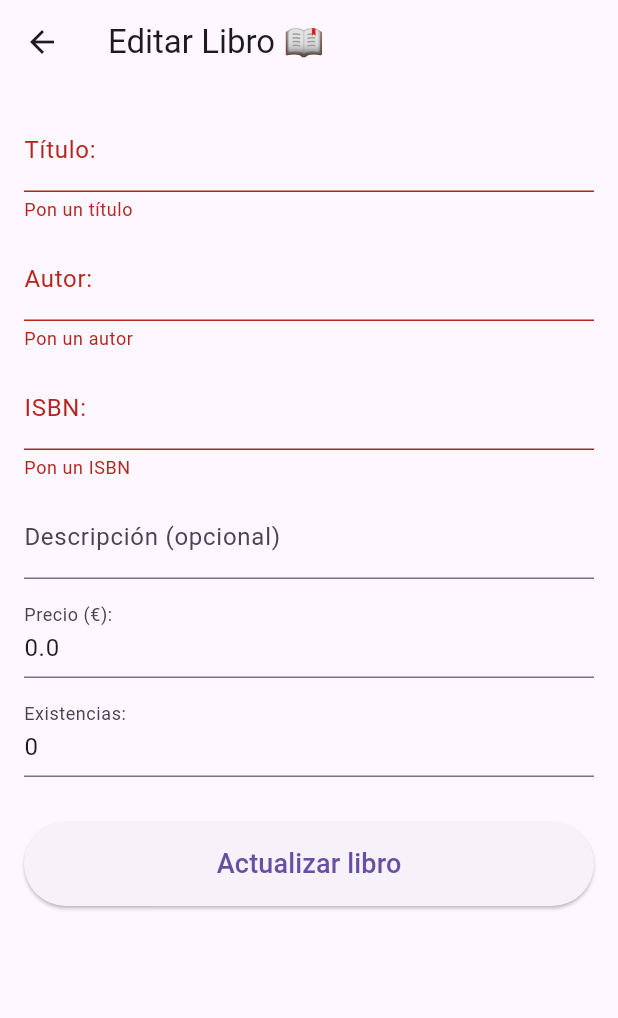
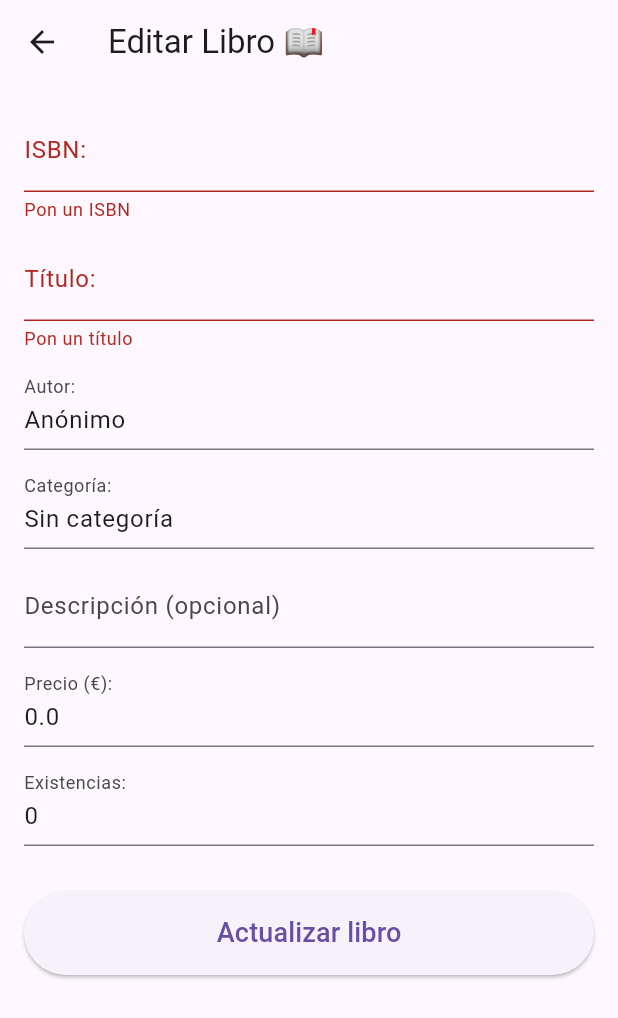
Before and after one commit to schmaika/libreria_app, a Flutter app: the EditBookScreen screen opened directly with empty values, after a tap on "Actualizar libro", on a phone screen of 412 x 824 dp. Shown: the top 1018 px of the screen. Run offline on Flutter 3.47's test engine with Material 3 defaults, Android fonts, the phone set to English and light mode, and no system bars; our stand-ins replace cloud_firestore, firebase_auth, firebase_core; accounts and stored records are empty.

Commit message:
añadida la categoria a los libros

```diff
--- a/lib/models/book.dart
+++ b/lib/models/book.dart
@@ -5,6 +5,7 @@ class Book {
   final String isbn;
   final String title;
   final String author;
+  final String category;
   final String description;
   //final String imageUrl;
   final double price;
@@ -15,7 +16,8 @@ class Book {
     required this.docId,
     required this.isbn,
     required this.title,
-    required this.author,
+    this.author = 'Anónimo',
+    this.category = 'Sin categoría',
     required this.description,
     //required this.imageUrl,
     required this.price,
@@ -30,6 +32,7 @@ class Book {
       isbn: data['isbn'] ?? '',
       title: data['title'] ?? 'Sin título',
       author: data['author'] ?? 'Anónimo',
+      category: data['category'] ?? 'Sin categoría',
       description: data['description'] ?? '',
       //imageUrl: data['imageUrl'] ?? '',
       price: (data['price'] as num?)?.toDouble() ?? 0.0,
@@ -44,6 +47,7 @@ class Book {
       'isbn': isbn,
       'title': title,
       'author': author,
+      'category': category,
       'description': description,
       //'imageUrls': imageUrl,
       'price': price,
@@ -56,6 +60,7 @@ class Book {
     String? isbn,
     String? title,
     String? author,
+    String? category,
     String? description,
     double? price,
     int? stock,
@@ -66,6 +71,7 @@ class Book {
       isbn: isbn ?? this.isbn,
       title: title ?? this.title,
       author: author ?? this.author,
+      category: category ?? this.category,
       description: description ?? this.description,
       price: price ?? this.price,
       stock: stock ?? this.stock,
--- a/lib/screens/edit_book_screen.dart
+++ b/lib/screens/edit_book_screen.dart
@@ -17,9 +17,10 @@ class EditBookScreen extends StatefulWidget {
 class _EditBookScreenState extends State<EditBookScreen> {
   //Controladores para capturar el texto
   final _formKey = GlobalKey<FormState>();
+  late TextEditingController _isbnController;
   late TextEditingController _titleController;
   late TextEditingController _authorController;
-  late TextEditingController _isbnController;
+  late TextEditingController _categoryController;
   late TextEditingController _descriptionController;
   late TextEditingController _priceController;
   late TextEditingController _stockController;
@@ -29,9 +30,10 @@ class _EditBookScreenState extends State<EditBookScreen> {
   @override
   void initState() {
     super.initState();
+    _isbnController = TextEditingController(text: widget.book.isbn);
     _titleController = TextEditingController(text: widget.book.title);
     _authorController = TextEditingController(text: widget.book.author);
-    _isbnController = TextEditingController(text: widget.book.isbn);
+    _categoryController = TextEditingController(text: widget.book.category);
     _descriptionController = TextEditingController(text: widget.book.description);
     _priceController = TextEditingController(text: widget.book.price.toString());
     _stockController = TextEditingController(text: widget.book.stock.toString());
@@ -39,9 +41,10 @@ class _EditBookScreenState extends State<EditBookScreen> {
 
   @override
   void dispose() {
+    _isbnController.dispose();
     _titleController.dispose();
     _authorController.dispose();
-    _isbnController.dispose();
+    _categoryController.dispose();
     _descriptionController.dispose();
     _priceController.dispose();
     _stockController.dispose();
@@ -54,9 +57,10 @@ class _EditBookScreenState extends State<EditBookScreen> {
       setState(() => _isSaving = true);  //desactivamos el botón mientras se guarda
       try {
         final updatedBook = widget.book.copyWith(
+          isbn: _isbnController.text.trim(),
           title: _titleController.text.trim(),
           author: _authorController.text.trim(),
-          isbn: _isbnController.text.trim(),
+          category: _categoryController.text.trim(),
           description: _descriptionController.text.trim(),
           price: double.tryParse(_priceController.text) ?? 0.0,
           stock: int.tryParse(_stockController.text) ?? 0,
@@ -94,6 +98,12 @@ class _EditBookScreenState extends State<EditBookScreen> {
           child: ListView(
             children: [
               TextFormField(
+                controller: _isbnController,
+                decoration: const InputDecoration(labelText: 'ISBN:'),
+                validator: (value) => value!.isEmpty ? 'Pon un ISBN' : null,
+              ),
+              const SizedBox(height: 10),
+              TextFormField(
                 controller: _titleController,
                 decoration: const InputDecoration(labelText: 'Título:'),
                 validator: (value) => value!.isEmpty ? 'Pon un título' : null,
@@ -106,9 +116,9 @@ class _EditBookScreenState extends State<EditBookScreen> {
               ),
               const SizedBox(height: 10),
               TextFormField(
-                controller: _isbnController,
-                decoration: const InputDecoration(labelText: 'ISBN:'),
-                validator: (value) => value!.isEmpty ? 'Pon un ISBN' : null,
+                controller: _categoryController,
+                decoration: const InputDecoration(labelText: 'Categoría:'),
+                validator: (value) => value!.isEmpty ? 'Pon una categoría (opcional)': null,
               ),
               const SizedBox(height: 10),
               TextFormField(
```
Also changed, not shown: lib/screens/add_book_screen.dart (+15 -6 lines).
